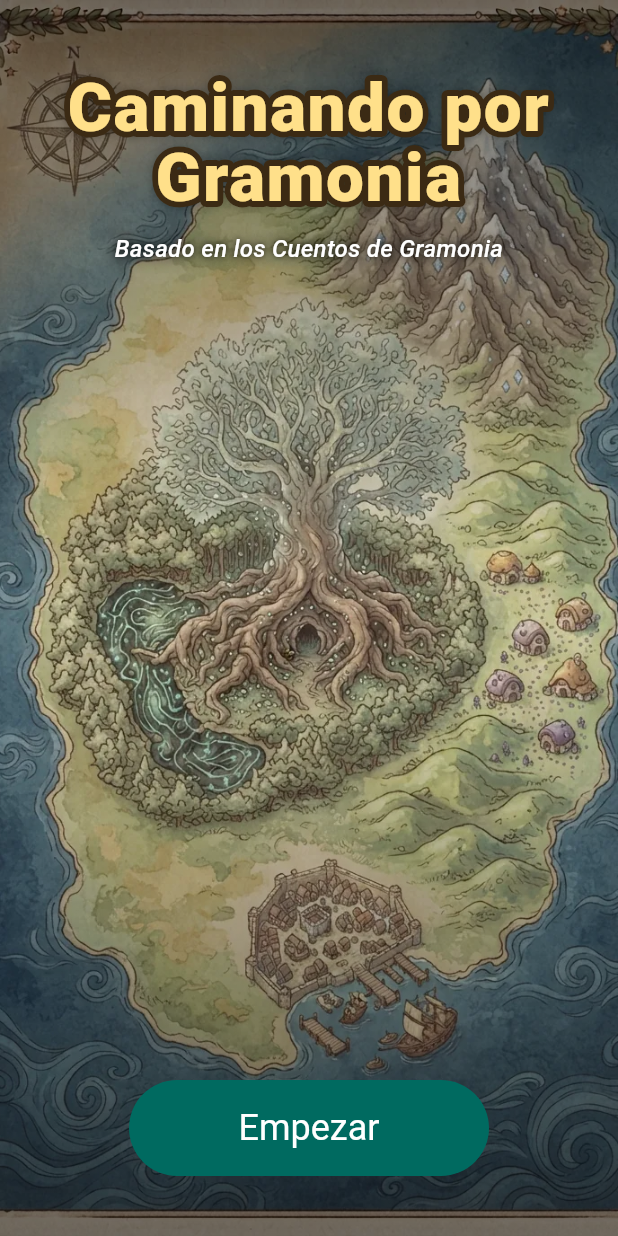
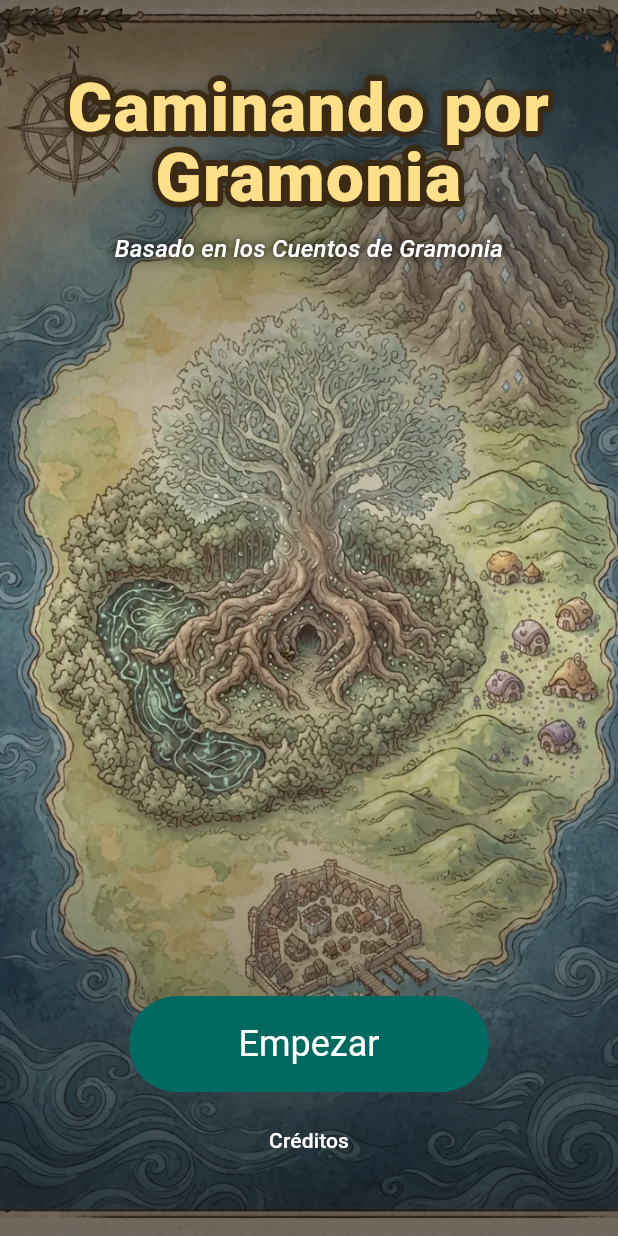
Before and after one commit to Ivanknop/gramonia-steps, a Flutter app: the screen it shows after launch, on a phone screen of 412 x 824 dp. Run offline on Flutter 3.47's test engine with Material 3 defaults, Android fonts, the phone set to English and light mode, and no system bars; our stand-ins replace material_ui, pedometer, permission_handler, shared_preferences, sqflite; accounts and stored records are empty.

Commit message:
Créditos: título, autores y link al blog de los cuentos
- Se abren desde la portada y desde el cierre del capítulo.
- El botón "Leer los cuentos" abre el blog en el navegador (url_launcher);
  el link también se ve escrito.
- Los textos de los créditos están en textos.dart.

Co-Authored-By: Claude Opus 5.5 <noreply@anthropic.com>

```diff
--- a/lib/ui/game_flow.dart
+++ b/lib/ui/game_flow.dart
@@ -1,5 +1,6 @@
 import 'package:material_ui/material_ui.dart';
 
+import 'credits_screen.dart';
 import 'main_screen.dart';
 import 'presentation_screen.dart';
 import 'story_screens.dart';
@@ -52,6 +53,10 @@ class _GameFlowState extends State<GameFlow> {
             background: controller.engine.chapter.walkingBackground,
             started: controller.hasStarted,
             onStart: _start,
+            onCredits: () => CreditsScreen.show(
+              context,
+              controller.engine.chapter.walkingBackground,
+            ),
           ),
           FlowScreen.presentation => PresentationScreen(
             key: const ValueKey(FlowScreen.presentation),
--- a/lib/ui/home_screen.dart
+++ b/lib/ui/home_screen.dart
@@ -11,6 +11,7 @@ import '../logic/chapter_progress.dart';
 import '../data/textos.dart';
 import 'arrival.dart';
 import 'bag.dart';
+import 'credits_screen.dart';
 import 'dialogue.dart';
 import 'ending.dart';
 import 'found_item.dart';
@@ -248,6 +249,10 @@ class _HomeScreenState extends State<HomeScreen> {
                     key: ObjectKey(current),
                     background: engine.chapter.islandBackground,
                     onBack: _next,
+                    onCredits: () => CreditsScreen.show(
+                      context,
+                      engine.chapter.walkingBackground,
+                    ),
                   ),
                   DialogueMoment(:final stage) => DialogueView(
                     key: ObjectKey(current),
--- a/lib/ui/title_screen.dart
+++ b/lib/ui/title_screen.dart
@@ -9,6 +9,7 @@ class TitleScreen extends StatelessWidget {
     required this.background,
     required this.started,
     required this.onStart,
+    this.onCredits,
   });
 
   /// El mapa de la isla.
@@ -17,6 +18,7 @@ class TitleScreen extends StatelessWidget {
   /// Si ya se empezó a jugar ("Seguir caminando" en vez de "Empezar").
   final bool started;
   final VoidCallback onStart;
+  final VoidCallback? onCredits;
 
   @override
   Widget build(BuildContext context) {
@@ -43,7 +45,7 @@ class TitleScreen extends StatelessWidget {
               padding: const EdgeInsets.fromLTRB(24, 48, 24, 40),
               child: Column(
                 children: [
-                  const GameLogo(),
+                  const GameLogo(text: Strings.titleLogo),
                   const SizedBox(height: 12),
                   Text(
                     Strings.titleSubtitle,
@@ -65,6 +67,16 @@ class TitleScreen extends StatelessWidget {
                       started ? Strings.resumeButton : Strings.startButton,
                     ),
                   ),
+                  if (onCredits != null) ...[
+                    const SizedBox(height: 8),
+                    TextButton(
+                      onPressed: onCredits,
+                      style: TextButton.styleFrom(
+                        foregroundColor: Colors.white,
+                      ),
+                      child: const Text(Strings.creditsButton),
+                    ),
+                  ],
                 ],
               ),
             ),
@@ -78,7 +90,9 @@ class TitleScreen extends StatelessWidget {
 /// El título "Caminando por Gramonia" como logo: letras grandes con borde
 /// y sombra.
 class GameLogo extends StatelessWidget {
-  const GameLogo({super.key});
+  const GameLogo({super.key, required this.text});
+
+  final String text;
 
   static const shadows = [
     Shadow(blurRadius: 12, color: Colors.black87),
@@ -94,7 +108,7 @@ class GameLogo extends StatelessWidget {
       children: [
         // Borde: el mismo texto, solo con trazo.
         Text(
-          Strings.titleLogo,
+          text,
           textAlign: TextAlign.center,
           style: base.copyWith(
             shadows: shadows,
@@ -106,7 +120,7 @@ class GameLogo extends StatelessWidget {
           ),
         ),
         Text(
-          Strings.titleLogo,
+          text,
           textAlign: TextAlign.center,
           style: base.copyWith(color: const Color(0xFFFFE08A)),
         ),
--- a/pubspec.yaml
+++ b/pubspec.yaml
@@ -39,6 +39,7 @@ dependencies:
   pedometer: ^4.2.0
   permission_handler: ^13.0.2
   sqflite: ^2.4.6
+  url_launcher: ^6.3.3
 
 dev_dependencies:
   flutter_test:
```
Also changed, not shown: lib/data/textos.dart (+16 -0 lines), lib/ui/credits_screen.dart (added, +107 -0 lines), pubspec.lock, 4 other files.
